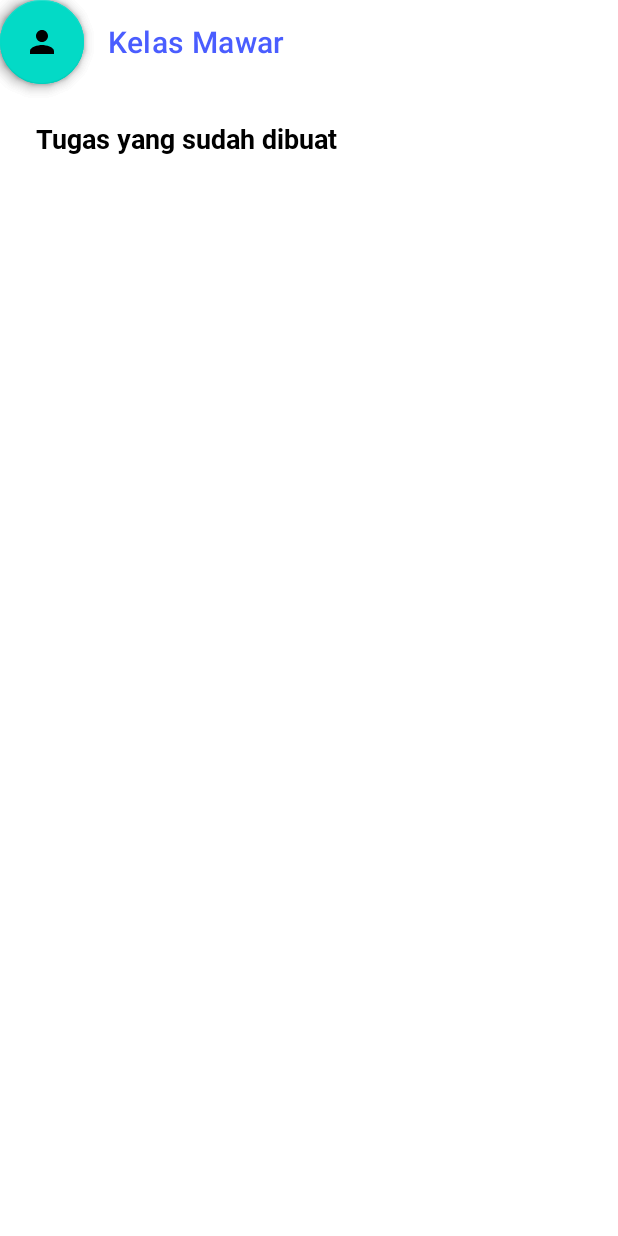
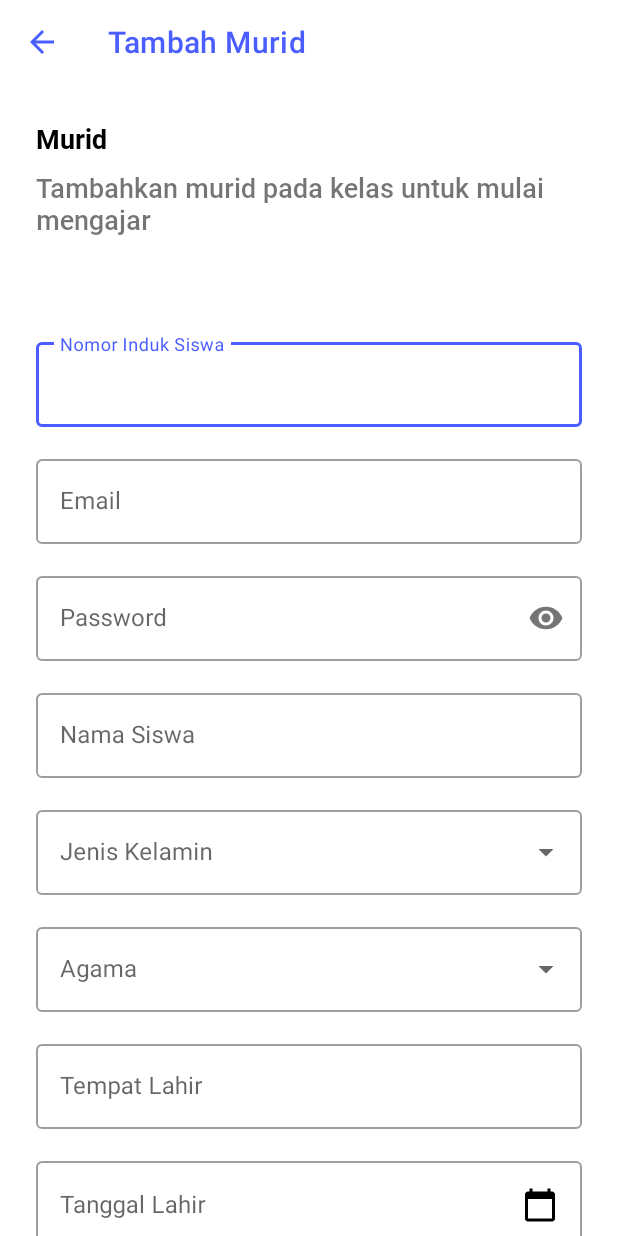
Before and after one commit to cvdigitalcreative/ferinda-app-guru, an Android app: the screen it shows after launch (TugasActivity before the commit, TambahMuridActivity after it), on a phone screen of 412 x 824 dp. Run offline under Robolectric (Android 15) with nearby library versions, the phone set to English and light mode, and no system bars; plain views replace FloatingActionButton, FloatingActionMenu.

Commit message:
Add register murid layout

```diff
--- /dev/null
+++ b/app/src/main/java/com/digitalcreative/appguru/adapter/CustomDropdownAdapter.kt
@@ -0,0 +1,62 @@
+package com.digitalcreative.appguru.adapter
+
+import android.content.Context
+import android.view.LayoutInflater
+import android.view.View
+import android.view.ViewGroup
+import android.widget.ArrayAdapter
+import android.widget.Filter
+import android.widget.TextView
+import com.digitalcreative.appguru.R
+import com.digitalcreative.appguru.data.Gender
+import com.digitalcreative.appguru.data.Religion
+import com.digitalcreative.appguru.utils.Constants.TYPE_DROPDOWN_GENDER
+import com.digitalcreative.appguru.utils.Constants.TYPE_DROPDOWN_RELIGION
+
+
+class CustomDropdownAdapter(
+    context: Context,
+    private val layout: Int,
+    private val data: List<Any>,
+    private val type: Int
+) : ArrayAdapter<Any>(context, layout, data) {
+
+    override fun getView(position: Int, convertView: View?, parent: ViewGroup): View {
+        val inflater = context.getSystemService(Context.LAYOUT_INFLATER_SERVICE) as LayoutInflater
+        val view = convertView ?: inflater.inflate(layout, null)
+        val tvDropdown = view.findViewById<TextView>(R.id.tv_dropdown)
+
+        when (type) {
+            TYPE_DROPDOWN_GENDER -> {
+                val item = (data[position] as Gender)
+                tvDropdown.text = item.name
+            }
+            TYPE_DROPDOWN_RELIGION -> {
+                val item = (data[position] as Religion)
+                tvDropdown.text = item.name
+            }
+        }
+        return view
+    }
+
+    override fun getFilter(): Filter {
+        return object : Filter() {
+            override fun convertResultToString(resultValue: Any?): CharSequence {
+                return when (type) {
+                    TYPE_DROPDOWN_GENDER -> {
+                        (resultValue as Gender).name
+                    }
+                    TYPE_DROPDOWN_RELIGION -> {
+                        (resultValue as Religion).name
+                    }
+                    else -> ""
+                }
+            }
+
+            override fun performFiltering(constraint: CharSequence?): FilterResults =
+                FilterResults()
+
+            override fun publishResults(constraint: CharSequence?, results: FilterResults?) {}
+        }
+    }
+}
--- /dev/null
+++ b/app/src/main/java/com/digitalcreative/appguru/data/Gender.kt
@@ -0,0 +1,6 @@
+package com.digitalcreative.appguru.data
+
+data class Gender(
+    val id: Int,
+    val name: String
+)
--- /dev/null
+++ b/app/src/main/java/com/digitalcreative/appguru/data/Religion.kt
@@ -0,0 +1,6 @@
+package com.digitalcreative.appguru.data
+
+data class Religion(
+    val id: Int,
+    val name: String
+)
--- /dev/null
+++ b/app/src/main/java/com/digitalcreative/appguru/ui/home/tugas/murid/TambahMuridActivity.kt
@@ -0,0 +1,134 @@
+package com.digitalcreative.appguru.ui.home.tugas.murid
+
+import android.app.DatePickerDialog
+import android.app.Dialog
+import android.os.Bundle
+import android.widget.DatePicker
+import androidx.appcompat.app.AppCompatActivity
+import androidx.fragment.app.DialogFragment
+import com.digitalcreative.appguru.R
+import com.digitalcreative.appguru.adapter.CustomDropdownAdapter
+import com.digitalcreative.appguru.data.Gender
+import com.digitalcreative.appguru.data.Religion
+import com.digitalcreative.appguru.utils.Constants.TYPE_DROPDOWN_GENDER
+import com.digitalcreative.appguru.utils.Constants.TYPE_DROPDOWN_RELIGION
+import kotlinx.android.synthetic.main.activity_tambah_murid.*
+import kotlinx.android.synthetic.main.toolbar.*
+import java.text.SimpleDateFormat
+import java.util.*
+
+class TambahMuridActivity : AppCompatActivity() {
+
+    private lateinit var datePicker: DatePickerDialogFragment
+
+    override fun onCreate(savedInstanceState: Bundle?) {
+        super.onCreate(savedInstanceState)
+        setContentView(R.layout.activity_tambah_murid)
+        setSupportActionBar(toolbar)
+
+        supportActionBar?.apply {
+            setDisplayHomeAsUpEnabled(true)
+            setDisplayShowTitleEnabled(true)
+            title = "Tambah Murid"
+        }
+
+        edt_birthdate.setOnClickListener {
+            if (!datePicker.isAdded) {
+                datePicker.show(supportFragmentManager, null)
+            }
+        }
+
+        datePicker = DatePickerDialogFragment {
+            edt_birthdate.setText(it)
+        }
+
+        setupDropdown()
+    }
+
+    private fun setupDropdown() {
+        val listGender = listOf(
+            Gender(
+                1,
+                "Laki-Laki"
+            ),
+            Gender(
+                2,
+                "Perempuan"
+            )
+        )
+        val adapterGender =
+            CustomDropdownAdapter(
+                this,
+                R.layout.dropdown_menu_popup_item,
+                listGender,
+                TYPE_DROPDOWN_GENDER
+            )
+        dropdown_gender.setAdapter(adapterGender)
+
+        val listReligion = listOf(
+            Religion(
+                1,
+                "Islam"
+            ),
+            Religion(
+                2,
+                "Kristen"
+            ),
+            Religion(
+                3,
+                "Katolik"
+            ),
+            Religion(
+                4,
+                "Hindu"
+            ),
+            Religion(
+                5,
+                "Buddha"
+            ),
+            Religion(
+                6,
+                "Konghucu"
+            )
+        )
+        val adapterReligion =
+            CustomDropdownAdapter(
+                this,
+                R.layout.dropdown_menu_popup_item,
+                listReligion,
+                TYPE_DROPDOWN_RELIGION
+            )
+        dropdown_religion.setAdapter(adapterReligion)
+    }
+
+    class DatePickerDialogFragment(private val listener: (String) -> Unit) : DialogFragment(),
+        DatePickerDialog.OnDateSetListener {
+        override fun onCreateDialog(savedInstanceState: Bundle?): Dialog {
+            val calendar = Calendar.getInstance()
+            val year = calendar[Calendar.YEAR]
+            val month = calendar[Calendar.MONTH]
+            val day = calendar[Calendar.DAY_OF_MONTH]
+            return DatePickerDialog(context!!, this, year, month, day)
+        }
+
+        override fun onDateSet(
+            view: DatePicker,
+            year: Int,
+            monthOfYear: Int,
+            dayOfMonth: Int
+        ) {
+            val calendar = Calendar.getInstance().apply {
+                set(Calendar.YEAR, year)
+                set(Calendar.MONTH, monthOfYear)
+                set(Calendar.DAY_OF_MONTH, dayOfMonth)
+            }
+            val format = SimpleDateFormat("yyyy-MM-dd", Locale.getDefault())
+            listener(format.format(calendar.time))
+        }
+
+        companion object {
+            const val FLAG_START_DATE = 0
+            const val FLAG_END_DATE = 1
+        }
+    }
+}
--- /dev/null
+++ b/app/src/main/java/com/digitalcreative/appguru/utils/Constants.kt
@@ -0,0 +1,6 @@
+package com.digitalcreative.appguru.utils
+
+object Constants {
+    const val TYPE_DROPDOWN_GENDER = 1
+    const val TYPE_DROPDOWN_RELIGION = 2
+}
--- /dev/null
+++ b/app/src/main/res/drawable/ic_calendar.xml
@@ -0,0 +1,10 @@
+<vector xmlns:android="http://schemas.android.com/apk/res/android"
+    android:width="24dp"
+    android:height="24dp"
+    android:tint="@android:color/black"
+    android:viewportWidth="24"
+    android:viewportHeight="24">
+    <path
+        android:fillColor="@android:color/black"
+        android:pathData="M20,3h-1L19,1h-2v2L7,3L7,1L5,1v2L4,3c-1.1,0 -2,0.9 -2,2v16c0,1.1 0.9,2 2,2h16c1.1,0 2,-0.9 2,-2L22,5c0,-1.1 -0.9,-2 -2,-2zM20,21L4,21L4,8h16v13z" />
+</vector>
--- /dev/null
+++ b/app/src/main/res/layout/activity_tambah_murid.xml
@@ -0,0 +1,254 @@
+<?xml version="1.0" encoding="utf-8"?>
+<androidx.core.widget.NestedScrollView xmlns:android="http://schemas.android.com/apk/res/android"
+    xmlns:app="http://schemas.android.com/apk/res-auto"
+    xmlns:tools="http://schemas.android.com/tools"
+    android:layout_width="match_parent"
+    android:layout_height="match_parent"
+    android:fillViewport="true">
+
+    <androidx.constraintlayout.widget.ConstraintLayout
+        android:layout_width="match_parent"
+        android:layout_height="wrap_content"
+        tools:context=".ui.home.tugas.murid.TambahMuridActivity">
+
+        <include
+            android:id="@+id/include2"
+            layout="@layout/toolbar"
+            android:layout_width="0dp"
+            android:layout_height="wrap_content"
+            app:layout_constraintEnd_toEndOf="parent"
+            app:layout_constraintStart_toStartOf="parent"
+            app:layout_constraintTop_toTopOf="parent" />
+
+        <TextView
+            android:id="@+id/textView5"
+            android:layout_width="wrap_content"
+            android:layout_height="wrap_content"
+            android:layout_marginStart="24dp"
+            android:layout_marginTop="24dp"
+            android:fontFamily="@font/roboto_bold"
+            android:text="@string/murid"
+            android:textColor="@android:color/black"
+            android:textSize="18sp"
+            app:layout_constraintStart_toStartOf="parent"
+            app:layout_constraintTop_toBottomOf="@+id/include2" />
+
+        <TextView
+            android:id="@+id/textView6"
+            android:layout_width="0dp"
+            android:layout_height="wrap_content"
+            android:layout_marginTop="8dp"
+            android:layout_marginEnd="24dp"
+            android:fontFamily="@font/roboto_medium"
+            android:text="@string/murid_description"
+            android:textSize="18sp"
+            app:layout_constraintEnd_toEndOf="parent"
+            app:layout_constraintStart_toStartOf="@+id/textView5"
+            app:layout_constraintTop_toBottomOf="@+id/textView5" />
+
+        <com.google.android.material.textfield.TextInputLayout
+            android:id="@+id/textInputLayout4"
+            style="@style/Widget.MaterialComponents.TextInputLayout.OutlinedBox"
+            android:layout_width="0dp"
+            android:layout_height="wrap_content"
+            android:layout_marginTop="64dp"
+            app:layout_constraintEnd_toEndOf="@+id/textView6"
+            app:layout_constraintStart_toStartOf="@+id/textView6"
+            app:layout_constraintTop_toBottomOf="@+id/textView6">
+
+            <com.google.android.material.textfield.TextInputEditText
+                android:id="@+id/edt_nis"
+                android:layout_width="match_parent"
+                android:layout_height="wrap_content"
+                android:hint="@string/nomor_induk_siswa"
+                android:inputType="numberDecimal" />
+        </com.google.android.material.textfield.TextInputLayout>
+
+        <com.google.android.material.textfield.TextInputLayout
+            android:id="@+id/textInputLayout5"
+            style="@style/Widget.MaterialComponents.TextInputLayout.OutlinedBox"
+            android:layout_width="0dp"
+            android:layout_height="wrap_content"
+            android:layout_marginTop="16dp"
+            app:layout_constraintEnd_toEndOf="@+id/textInputLayout4"
+            app:layout_constraintStart_toStartOf="@+id/textInputLayout4"
+            app:layout_constraintTop_toBottomOf="@+id/textInputLayout4">
+
+            <com.google.android.material.textfield.TextInputEditText
+                android:id="@+id/edt_email"
+                android:layout_width="match_parent"
+                android:layout_height="wrap_content"
+                android:hint="@string/email"
+                android:inputType="textEmailAddress" />
+        </com.google.android.material.textfield.TextInputLayout>
+
+        <com.google.android.material.textfield.TextInputLayout
+            android:id="@+id/textInputLayout6"
+            style="@style/Widget.MaterialComponents.TextInputLayout.OutlinedBox"
+            android:layout_width="0dp"
+            android:layout_height="wrap_content"
+            android:layout_marginTop="16dp"
+            app:layout_constraintEnd_toEndOf="@+id/textInputLayout5"
+            app:layout_constraintStart_toStartOf="@+id/textInputLayout5"
+            app:layout_constraintTop_toBottomOf="@+id/textInputLayout5"
+            app:passwordToggleEnabled="true">
+
+            <com.google.android.material.textfield.TextInputEditText
+                android:id="@+id/edt_password"
+                android:layout_width="match_parent"
+                android:layout_height="wrap_content"
+                android:hint="@string/password"
+                android:inputType="textPassword" />
+        </com.google.android.material.textfield.TextInputLayout>
+
+        <com.google.android.material.textfield.TextInputLayout
+            android:id="@+id/textInputLayout7"
+            style="@style/Widget.MaterialComponents.TextInputLayout.OutlinedBox"
+            android:layout_width="0dp"
+            android:layout_height="wrap_content"
+            android:layout_marginTop="16dp"
+            app:layout_constraintEnd_toEndOf="@+id/textInputLayout6"
+            app:layout_constraintStart_toStartOf="@+id/textInputLayout6"
+            app:layout_constraintTop_toBottomOf="@+id/textInputLayout6">
+
+            <com.google.android.material.textfield.TextInputEditText
+                android:id="@+id/edt_name"
+                android:layout_width="match_parent"
+                android:layout_height="wrap_content"
+                android:hint="@string/nama_siswa"
+                android:inputType="text" />
+        </com.google.android.material.textfield.TextInputLayout>
+
+        <com.google.android.material.textfield.TextInputLayout
+            android:id="@+id/textInputLayout9"
+            style="@style/Widget.MaterialComponents.TextInputLayout.OutlinedBox.ExposedDropdownMenu"
+            android:layout_width="0dp"
+            android:layout_height="wrap_content"
+            android:layout_marginTop="16dp"
+            app:layout_constraintEnd_toEndOf="@+id/textInputLayout7"
+            app:layout_constraintStart_toStartOf="@+id/textInputLayout7"
+            app:layout_constraintTop_toBottomOf="@+id/textInputLayout7">
+
+            <AutoCompleteTextView
+                android:id="@+id/dropdown_gender"
+                android:layout_width="match_parent"
+                android:layout_height="wrap_content"
+                android:clickable="true"
+                android:editable="false"
+                android:focusable="false"
+                android:hint="@string/jenis_kelamin"
+                tools:ignore="Deprecated,KeyboardInaccessibleWidget" />
+        </com.google.android.material.textfield.TextInputLayout>
+
+        <com.google.android.material.textfield.TextInputLayout
+            android:id="@+id/textInputLayout10"
+            style="@style/Widget.MaterialComponents.TextInputLayout.OutlinedBox.ExposedDropdownMenu"
+            android:layout_width="0dp"
+            android:layout_height="wrap_content"
+            android:layout_marginTop="16dp"
+            app:layout_constraintEnd_toEndOf="@+id/textInputLayout9"
+            app:layout_constraintStart_toStartOf="@+id/textInputLayout9"
+            app:layout_constraintTop_toBottomOf="@+id/textInputLayout9">
+
+            <AutoCompleteTextView
+                android:id="@+id/dropdown_religion"
+                android:layout_width="match_parent"
+                android:layout_height="wrap_content"
+                android:clickable="true"
+                android:editable="false"
+                android:focusable="false"
+                android:hint="@string/agama"
+                tools:ignore="Deprecated,KeyboardInaccessibleWidget" />
+        </com.google.android.material.textfield.TextInputLayout>
+
+        <com.google.android.material.textfield.TextInputLayout
+            android:id="@+id/textInputLayout11"
+            style="@style/Widget.MaterialComponents.TextInputLayout.OutlinedBox"
+            android:layout_width="0dp"
+            android:layout_height="wrap_content"
+            android:layout_marginTop="16dp"
+            app:layout_constraintEnd_toEndOf="@+id/textInputLayout10"
+            app:layout_constraintStart_toStartOf="@+id/textInputLayout10"
+            app:layout_constraintTop_toBottomOf="@+id/textInputLayout10">
+
+            <com.google.android.material.textfield.TextInputEditText
+                android:id="@+id/edt_birth_place"
+                android:layout_width="match_parent"
+                android:layout_height="wrap_content"
+                android:hint="@string/tempat_lahir"
+                android:inputType="text" />
+        </com.google.android.material.textfield.TextInputLayout>
+
+        <com.google.android.material.textfield.TextInputLayout
+            android:id="@+id/textInputLayout12"
+            style="@style/Widget.MaterialComponents.TextInputLayout.OutlinedBox"
+            android:layout_width="0dp"
+            android:layout_height="wrap_content"
+            android:layout_marginTop="16dp"
+            app:layout_constraintEnd_toEndOf="@+id/textInputLayout11"
+            app:layout_constraintStart_toStartOf="@+id/textInputLayout11"
+            app:layout_constraintTop_toBottomOf="@+id/textInputLayout11">
+
+            <com.google.android.material.textfield.TextInputEditText
+                android:id="@+id/edt_birthdate"
+                android:layout_width="match_parent"
+                android:layout_height="wrap_content"
+                android:clickable="true"
+                android:drawableEnd="@drawable/ic_calendar"
+                android:editable="false"
+                android:focusable="false"
+                android:hint="@string/tanggal_lahir"
+                tools:ignore="Deprecated,KeyboardInaccessibleWidget" />
+        </com.google.android.material.textfield.TextInputLayout>
+
+        <com.google.android.material.textfield.TextInputLayout
+            android:id="@+id/textInputLayout13"
+            style="@style/Widget.MaterialComponents.TextInputLayout.OutlinedBox"
+            android:layout_width="0dp"
+            android:layout_height="wrap_content"
+            android:layout_marginTop="16dp"
+            app:layout_constraintEnd_toEndOf="@+id/textInputLayout12"
+            app:layout_constraintStart_toStartOf="@+id/textInputLayout12"
+            app:layout_constraintTop_toBottomOf="@+id/textInputLayout12">
+
+            <com.google.android.material.textfield.TextInputEditText
+                android:id="@+id/edt_phone"
+                android:layout_width="match_parent"
+                android:layout_height="wrap_content"
+                android:hint="@string/telepon"
+                android:inputType="numberDecimal" />
+        </com.google.android.material.textfield.TextInputLayout>
+
+        <com.google.android.material.textfield.TextInputLayout
+            android:id="@+id/textInputLayout15"
+            style="@style/Widget.MaterialComponents.TextInputLayout.OutlinedBox"
+            android:layout_width="0dp"
+            android:layout_height="wrap_content"
+            android:layout_marginTop="16dp"
+            app:layout_constraintEnd_toEndOf="@+id/textInputLayout13"
+            app:layout_constraintStart_toStartOf="@+id/textInputLayout13"
+            app:layout_constraintTop_toBottomOf="@+id/textInputLayout13">
+
+            <com.google.android.material.textfield.TextInputEditText
+                android:id="@+id/edt_address"
+                android:layout_width="match_parent"
+                android:layout_height="wrap_content"
+                android:hint="@string/alamat"
+                android:inputType="text" />
+        </com.google.android.material.textfield.TextInputLayout>
+
+        <Button
+            android:id="@+id/btn_register"
+            android:layout_width="0dp"
+            android:layout_height="wrap_content"
+            android:layout_marginTop="32dp"
+            android:layout_marginBottom="24dp"
+            android:text="@string/daftar"
+            app:layout_constraintBottom_toBottomOf="parent"
+            app:layout_constraintEnd_toEndOf="@+id/textInputLayout15"
+            app:layout_constraintStart_toStartOf="@+id/textInputLayout15"
+            app:layout_constraintTop_toBottomOf="@+id/textInputLayout15"
+            app:layout_constraintVertical_bias="1.0" />
+
+    </androidx.constraintlayout.widget.ConstraintLayout>
+</androidx.core.widget.NestedScrollView>
--- /dev/null
+++ b/app/src/main/res/layout/dropdown_menu_popup_item.xml
@@ -0,0 +1,10 @@
+<?xml version="1.0" encoding="utf-8"?>
+
+<TextView xmlns:android="http://schemas.android.com/apk/res/android"
+    android:id="@+id/tv_dropdown"
+    android:layout_width="match_parent"
+    android:layout_height="wrap_content"
+    android:ellipsize="end"
+    android:maxLines="1"
+    android:padding="16dp"
+    android:textAppearance="?attr/textAppearanceSubtitle1" />
--- a/app/src/main/res/values/strings.xml
+++ b/app/src/main/res/values/strings.xml
@@ -10,4 +10,15 @@
     <string name="murid">Murid</string>
     <string name="tugas">Tugas</string>
     <string name="raport">Raport</string>
+    <string name="murid_description">Tambahkan murid pada kelas untuk mulai mengajar</string>
+    <string name="nomor_induk_siswa">Nomor Induk Siswa</string>
+    <string name="email">Email</string>
+    <string name="nama_siswa">Nama Siswa</string>
+    <string name="jenis_kelamin">Jenis Kelamin</string>
+    <string name="agama">Agama</string>
+    <string name="tempat_lahir">Tempat Lahir</string>
+    <string name="tanggal_lahir">Tanggal Lahir</string>
+    <string name="telepon">Telepon</string>
+    <string name="alamat">Alamat</string>
+    <string name="daftar">Daftar</string>
 </resources>
```
Also changed, not shown: app/src/main/AndroidManifest.xml (+8 -5 lines).
